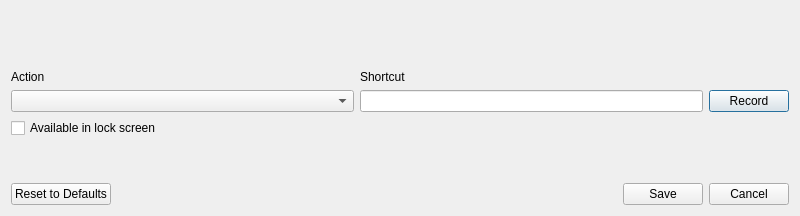
First picture: the form in dialog.ui, repository SoumyaRanjanPatnaik/sway_shortcuts, before the edit.
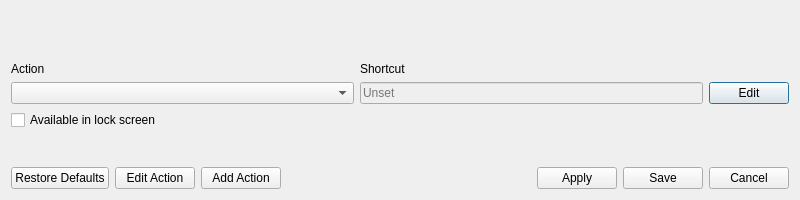
Second picture: the form after the edit.

```diff
--- a/dialog.ui
+++ b/dialog.ui
@@ -2,12 +2,18 @@
 <ui version="4.0">
  <class>Dialog</class>
  <widget class="QDialog" name="Dialog">
+  <property name="windowModality">
+   <enum>Qt::NonModal</enum>
+  </property>
+  <property name="enabled">
+   <bool>true</bool>
+  </property>
   <property name="geometry">
    <rect>
     <x>0</x>
     <y>0</y>
     <width>800</width>
-    <height>216</height>
+    <height>200</height>
    </rect>
   </property>
   <property name="sizePolicy">
@@ -24,31 +30,30 @@
   </property>
   <property name="maximumSize">
    <size>
-    <width>800</width>
-    <height>216</height>
+    <width>16777215</width>
+    <height>200</height>
    </size>
   </property>
   <property name="windowTitle">
    <string>Sway Shortcuts Manager</string>
   </property>
-  <layout class="QVBoxLayout" name="verticalLayout_5">
+  <property name="autoFillBackground">
+   <bool>false</bool>
+  </property>
+  <property name="inputMethodHints">
+   <set>Qt::ImhNone</set>
+  </property>
+  <property name="sizeGripEnabled">
+   <bool>false</bool>
+  </property>
+  <property name="modal">
+   <bool>false</bool>
+  </property>
+  <layout class="QVBoxLayout" name="verticalLayout_7">
    <item>
-    <spacer name="verticalSpacer_3">
-     <property name="orientation">
-      <enum>Qt::Vertical</enum>
-     </property>
-     <property name="sizeHint" stdset="0">
-      <size>
-       <width>20</width>
-       <height>40</height>
-      </size>
-     </property>
-    </spacer>
-   </item>
-   <item>
-    <layout class="QVBoxLayout" name="verticalLayout_2">
+    <layout class="QVBoxLayout" name="verticalLayout_6">
      <item>
-      <layout class="QHBoxLayout" name="horizontalLayout_2">
+      <layout class="QHBoxLayout" name="horizontalLayout">
        <item>
         <layout class="QVBoxLayout" name="verticalLayout_3">
          <item>
@@ -65,33 +70,66 @@
           </spacer>
          </item>
          <item>
-          <widget class="QLabel" name="labelAction">
-           <property name="text">
-            <string>Action</string>
-           </property>
-           <property name="buddy">
-            <cstring>cmbAction</cstring>
-           </property>
-          </widget>
-         </item>
-         <item>
-          <widget class="QComboBox" name="cmbAction"/>
+          <layout class="QVBoxLayout" name="verticalLayout_2">
+           <item>
+            <spacer name="verticalSpacer_3">
+             <property name="orientation">
+              <enum>Qt::Vertical</enum>
+             </property>
+             <property name="sizeHint" stdset="0">
+              <size>
+               <width>20</width>
+               <height>40</height>
+              </size>
+             </property>
+            </spacer>
+           </item>
+           <item>
+            <widget class="QLabel" name="labelAction">
+             <property name="styleSheet">
+              <string notr="true"/>
+             </property>
+             <property name="text">
+              <string>Action</string>
+             </property>
+             <property name="buddy">
+              <cstring>cmbAction</cstring>
+             </property>
+            </widget>
+           </item>
+           <item>
+            <widget class="QComboBox" name="cmbAction"/>
+           </item>
+          </layout>
          </item>
         </layout>
        </item>
        <item>
-        <layout class="QHBoxLayout" name="horizontalLayout">
+        <layout class="QVBoxLayout" name="verticalLayout_5">
+         <item>
+          <spacer name="horizontalSpacer_3">
+           <property name="orientation">
+            <enum>Qt::Horizontal</enum>
+           </property>
+           <property name="sizeHint" stdset="0">
+            <size>
+             <width>40</width>
+             <height>20</height>
+            </size>
+           </property>
+          </spacer>
+         </item>
          <item>
           <layout class="QVBoxLayout" name="verticalLayout">
            <item>
-            <spacer name="horizontalSpacer_3">
+            <spacer name="verticalSpacer_4">
              <property name="orientation">
-              <enum>Qt::Horizontal</enum>
+              <enum>Qt::Vertical</enum>
              </property>
              <property name="sizeHint" stdset="0">
               <size>
-               <width>40</width>
-               <height>20</height>
+               <width>20</width>
+               <height>40</height>
               </size>
              </property>
             </spacer>
@@ -104,7 +142,14 @@
             </widget>
            </item>
            <item>
-            <widget class="QLineEdit" name="leShortcut"/>
+            <widget class="QLineEdit" name="leShortcut">
+             <property name="enabled">
+              <bool>false</bool>
+             </property>
+             <property name="placeholderText">
+              <string>Unset</string>
+             </property>
+            </widget>
            </item>
           </layout>
          </item>
@@ -128,7 +173,7 @@
          <item>
           <widget class="QPushButton" name="pbRecord">
            <property name="text">
-            <string>Record</string>
+            <string>Edit</string>
            </property>
           </widget>
          </item>
@@ -161,7 +206,27 @@
        <item>
         <widget class="QPushButton" name="pbReset">
          <property name="text">
-          <string>Reset to Defaults</string>
+          <string>Restore Defaults</string>
+         </property>
+        </widget>
+       </item>
+       <item>
+        <widget class="QPushButton" name="pbEditAction">
+         <property name="cursor">
+          <cursorShape>PointingHandCursor</cursorShape>
+         </property>
+         <property name="text">
+          <string>Edit Action</string>
+         </property>
+        </widget>
+       </item>
+       <item>
+        <widget class="QPushButton" name="pbAddAction">
+         <property name="cursor">
+          <cursorShape>PointingHandCursor</cursorShape>
+         </property>
+         <property name="text">
+          <string>Add Action</string>
          </property>
         </widget>
        </item>
@@ -178,6 +243,16 @@
          </property>
         </spacer>
        </item>
+       <item>
+        <widget class="QPushButton" name="pbApply">
+         <property name="cursor">
+          <cursorShape>PointingHandCursor</cursorShape>
+         </property>
+         <property name="text">
+          <string>Apply</string>
+         </property>
+        </widget>
+       </item>
        <item>
         <widget class="QPushButton" name="pbSave">
          <property name="text">
```
Left out of the diff: 20 changed lines with no effect on the pictures.
